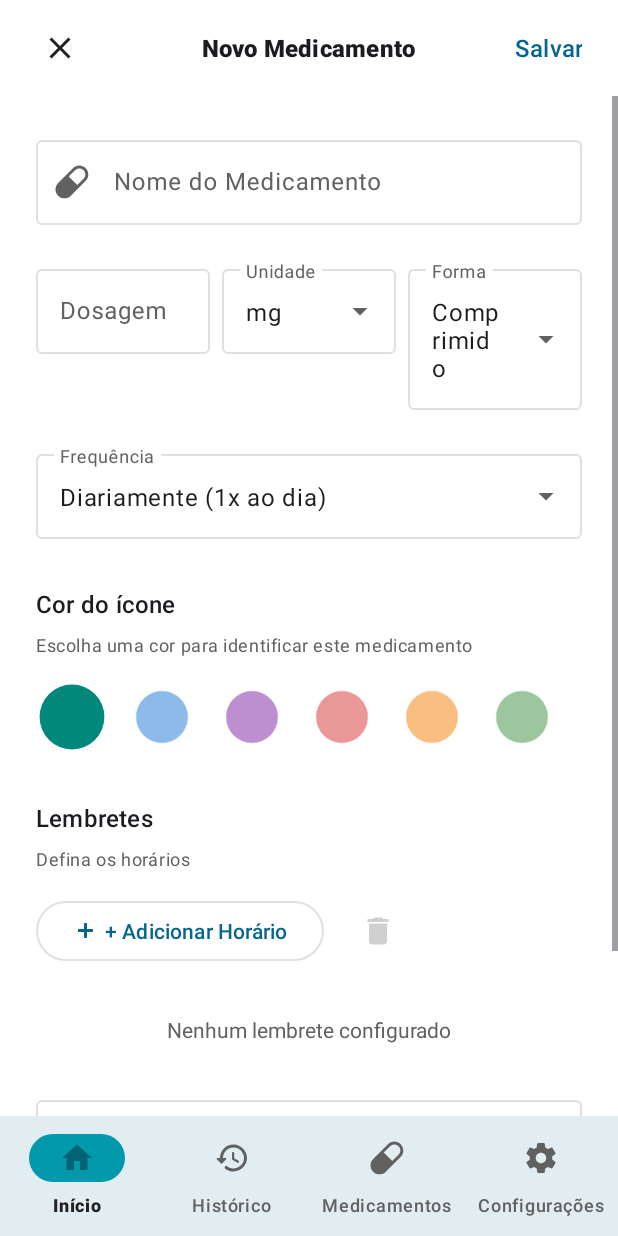
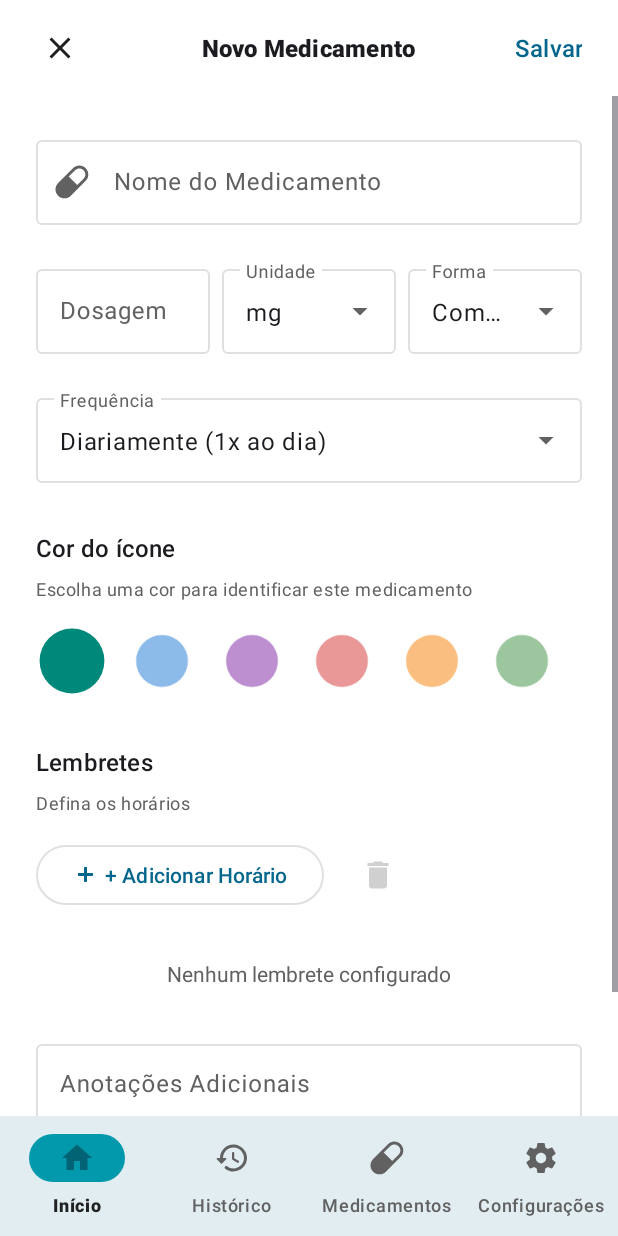
Before and after one commit to gabirusky/DoseCerta, an Android app: the AddMedicationFragment screen opened through its navigation route, on a phone screen of 412 x 824 dp. Run offline under Robolectric (Android 15) with nearby library versions, the phone set to English and light mode, and no system bars; our stand-ins replace Room's generated code, navigation-ui.

Commit message:
fix: force one line on form

```diff
--- a/app/src/main/res/layout/fragment_add_medication.xml
+++ b/app/src/main/res/layout/fragment_add_medication.xml
@@ -122,7 +122,10 @@
                         android:id="@+id/autoComplete_form"
                         android:layout_width="match_parent"
                         android:layout_height="wrap_content"
-                        android:inputType="none" />
+                        android:inputType="none"
+                        android:singleLine="true"
+                        android:maxLines="1"
+                        android:ellipsize="end" />
                 </com.google.android.material.textfield.TextInputLayout>
             </LinearLayout>
 
```
